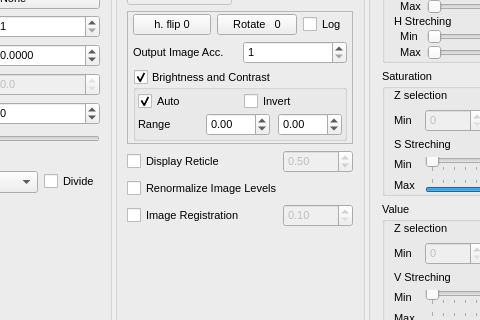
Qt form Ui/assets/ui/mainwindow.ui (DigitalHolography/Holovibes) before a commit; both pictures show x 147 to 627 and y 264 to 584 of the 1291 by 815 pixel window.
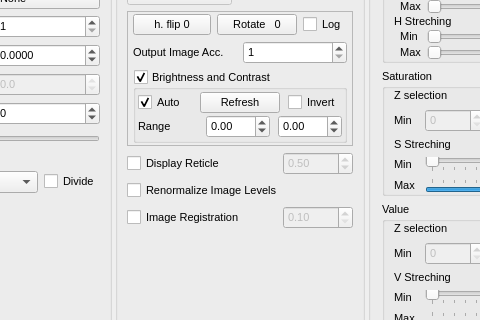
The same form after that commit. Custom widgets are drawn as their Qt base class.

Commit message: refresh contrast button implemented (#856)

```diff
--- a/Ui/assets/ui/mainwindow.ui
+++ b/Ui/assets/ui/mainwindow.ui
@@ -920,6 +920,16 @@
                    </property>
                   </widget>
                  </item>
+                 <item>
+                  <widget class="QPushButton" name="AutoRefreshContrastPushButton">
+                   <property name="text">
+                    <string>Refresh</string>
+                   </property>
+                   <property name="checked">
+                    <bool>true</bool>
+                   </property>
+                  </widget>
+                 </item>
                  <item>
                   <widget class="QCheckBox" name="InvertContrastCheckBox">
                    <property name="text">
```
Left out of the diff: 18 changed lines with no effect on the pictures. The commit also changes 2 other files.
